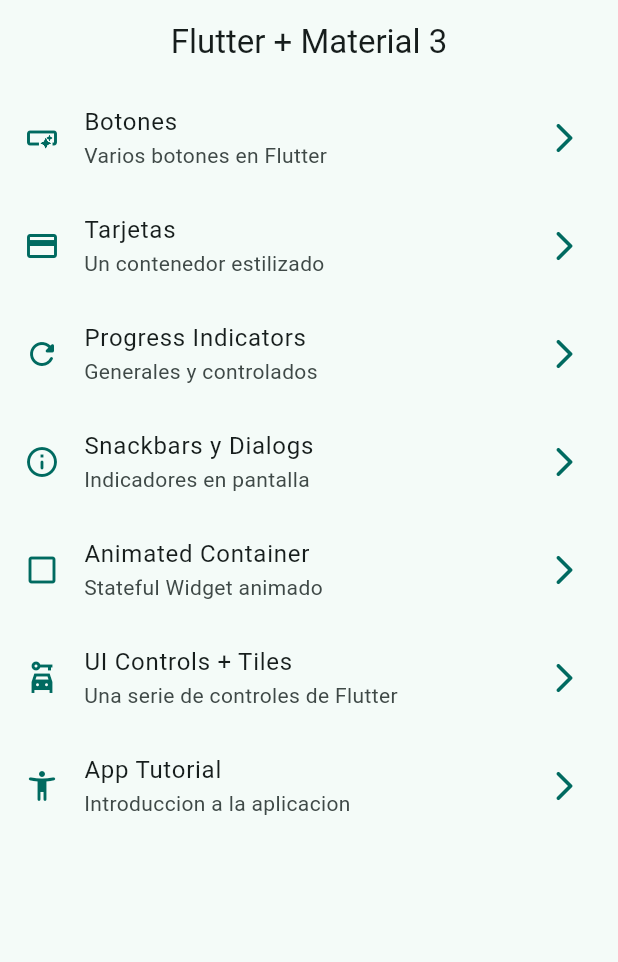
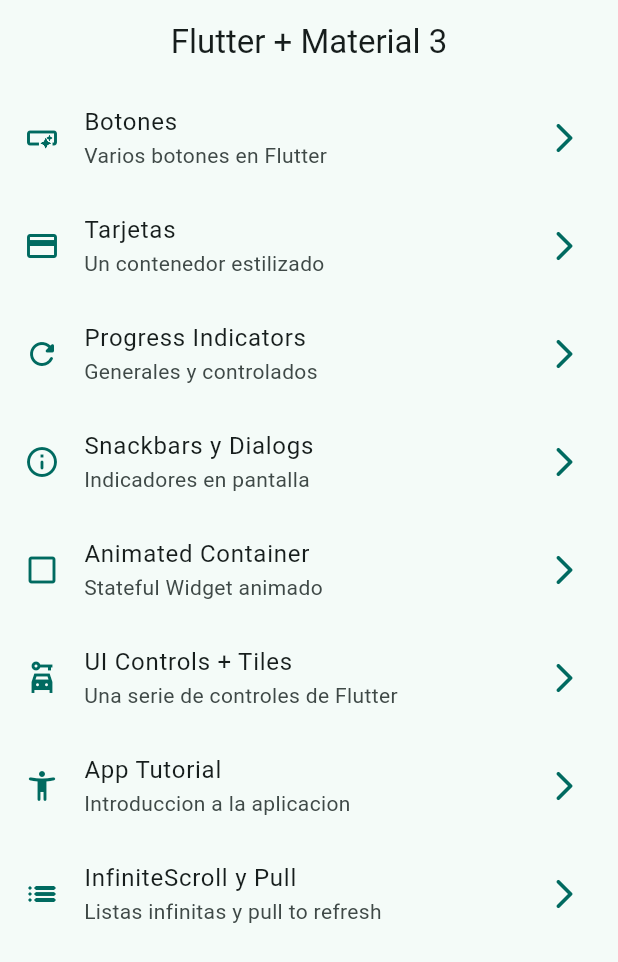
Before and after one commit to salcidogrijalva/widgets_app, a Flutter app: the screen it shows after launch, on a phone screen of 412 x 824 dp. Shown: the top 962 px of the screen. Run offline on Flutter 3.47's test engine with Material 3 defaults, Android fonts, the phone set to English and light mode, and no system bars; our stand-ins replace animate_do, go_router.

Commit message:
Infinite Scroll screen added to menu

```diff
--- a/lib/config/menu/menu_items.dart
+++ b/lib/config/menu/menu_items.dart
@@ -49,4 +49,9 @@ const List<MenuItem> appMenuItems = [
       subTitle: 'Introduccion a la aplicacion',
       link: '/tutorial',
       iconData: Icons.accessibility_new_rounded),
+  MenuItem(
+      title: 'InfiniteScroll y Pull',
+      subTitle: 'Listas infinitas y pull to refresh',
+      link: '/infinite',
+      iconData: Icons.list_rounded),
 ];
--- a/lib/config/router/app_router.dart
+++ b/lib/config/router/app_router.dart
@@ -44,5 +44,10 @@ final appRouter = GoRouter(
       name: TutorialScreen.name,
       builder: (context, state) => const TutorialScreen(),
     ),
+    GoRoute(
+      path: '/infinite',
+      name: InfiniteScrollScreen.name,
+      builder: (context, state) => const InfiniteScrollScreen(),
+    ),
   ],
 );
```
